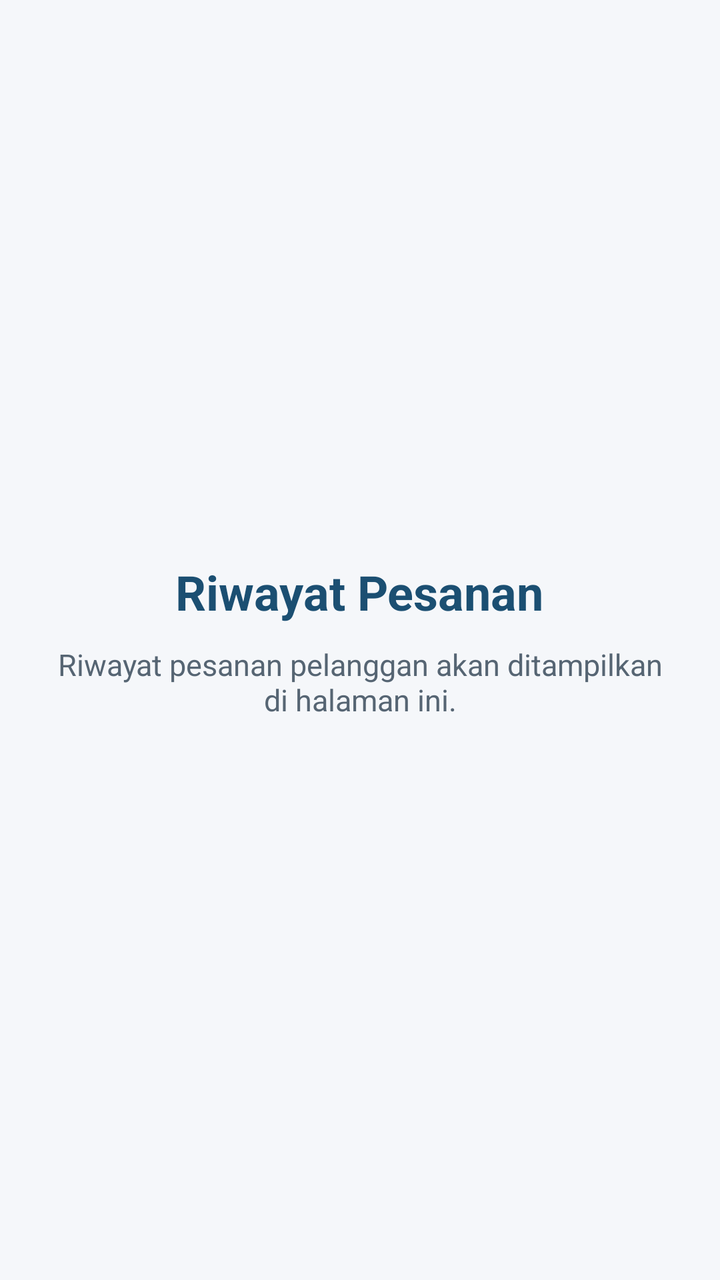
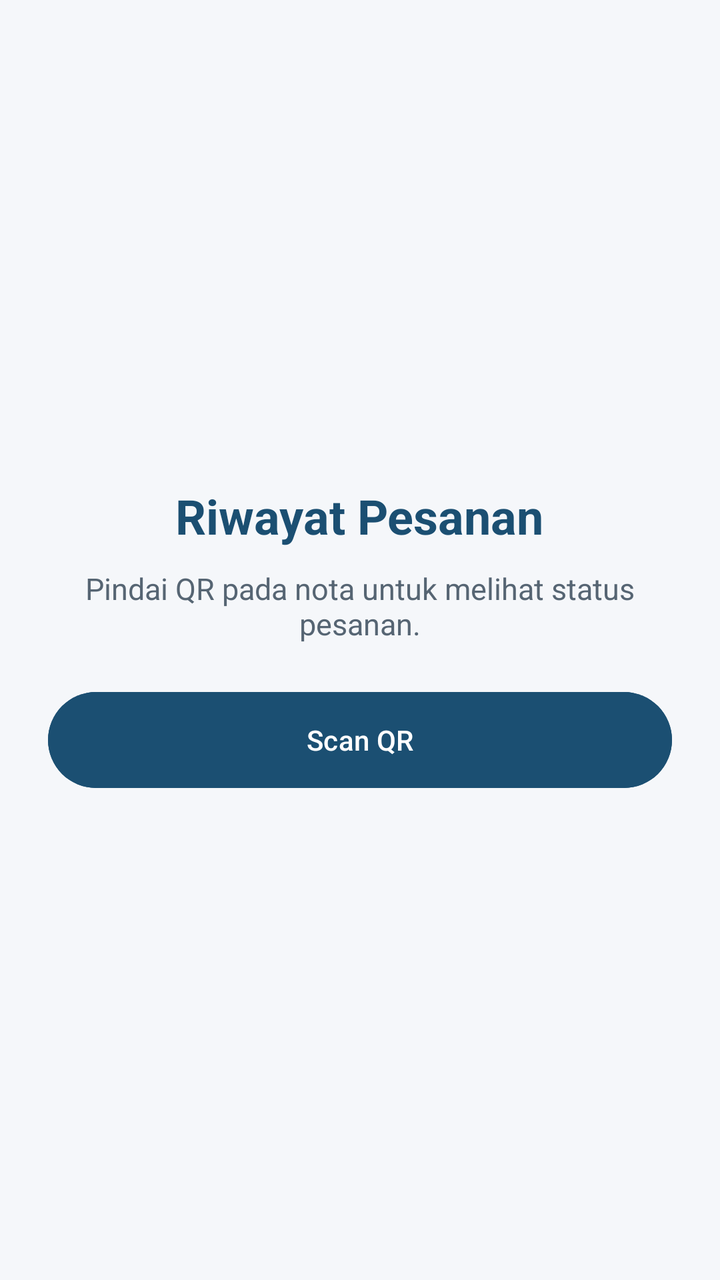

An Android layout rendered at two revisions. The XML below is the earlier revision; the diff shows what the commit changed to produce the second picture.
<!-- AndroidManifest.xml: application theme Theme.RAIOreo -->
<!-- res/layout/fragment_riwayat.xml -->
<?xml version="1.0" encoding="utf-8"?>
<LinearLayout xmlns:android="http://schemas.android.com/apk/res/android" android:layout_width="match_parent" android:layout_height="match_parent" android:gravity="center" android:orientation="vertical" android:padding="24dp" android:background="@color/background">
 <TextView android:layout_width="wrap_content" android:layout_height="wrap_content" android:text="Riwayat Pesanan" android:textColor="@color/primary_navy" android:textSize="24sp" android:textStyle="bold" />
 <TextView android:layout_width="match_parent" android:layout_height="wrap_content" android:layout_marginTop="10dp" android:gravity="center" android:text="Riwayat pesanan pelanggan akan ditampilkan di halaman ini." android:textColor="@color/text_secondary" android:textSize="15sp" />
</LinearLayout>
<!-- resources referenced by this layout -->
<resources>
  <color name="background">#F5F7FA</color>
  <color name="primary_navy">#1B4F72</color>
  <color name="text_secondary">#566573</color>
  <style name="Theme.RAIOreo" parent="Base.Theme.RAIOreo" />
  <style name="Base.Theme.RAIOreo" parent="Theme.Material3.DayNight.NoActionBar">
          
          
      </style>
</resources>

<!-- the commit's change to res/layout/fragment_riwayat.xml (unified diff, before → after) -->
@@ -1,5 +1,15 @@
 <?xml version="1.0" encoding="utf-8"?>
-<LinearLayout xmlns:android="http://schemas.android.com/apk/res/android" android:layout_width="match_parent" android:layout_height="match_parent" android:gravity="center" android:orientation="vertical" android:padding="24dp" android:background="@color/background">
- <TextView android:layout_width="wrap_content" android:layout_height="wrap_content" android:text="Riwayat Pesanan" android:textColor="@color/primary_navy" android:textSize="24sp" android:textStyle="bold" />
- <TextView android:layout_width="match_parent" android:layout_height="wrap_content" android:layout_marginTop="10dp" android:gravity="center" android:text="Riwayat pesanan pelanggan akan ditampilkan di halaman ini." android:textColor="@color/text_secondary" android:textSize="15sp" />
+<LinearLayout xmlns:android="http://schemas.android.com/apk/res/android"
+    android:layout_width="match_parent" android:layout_height="match_parent"
+    android:gravity="center" android:orientation="vertical" android:padding="24dp"
+    android:background="@color/background">
+ <TextView android:layout_width="wrap_content" android:layout_height="wrap_content"
+     android:text="Riwayat Pesanan" android:textColor="@color/primary_navy" android:textSize="24sp" android:textStyle="bold"/>
+ <TextView android:layout_width="match_parent" android:layout_height="wrap_content"
+     android:layout_marginTop="10dp" android:gravity="center"
+     android:text="Pindai QR pada nota untuk melihat status pesanan." android:textColor="@color/text_secondary" android:textSize="15sp"/>
+ <Button android:id="@+id/btnScanOrderQr" android:layout_width="match_parent"
+     android:layout_height="56dp" android:layout_marginTop="20dp"
+     android:backgroundTint="@color/primary_navy" android:text="Scan QR"
+     android:textColor="@color/white"/>
 </LinearLayout>
<!-- resource entries referenced after the edit -->
@@ -3,6 +3,7 @@
   <color name="background">#F5F7FA</color>
   <color name="primary_navy">#1B4F72</color>
   <color name="text_secondary">#566573</color>
+  <color name="white">#FFFFFF</color>
   <style name="Theme.RAIOreo" parent="Base.Theme.RAIOreo" />
   <style name="Base.Theme.RAIOreo" parent="Theme.Material3.DayNight.NoActionBar">
           
